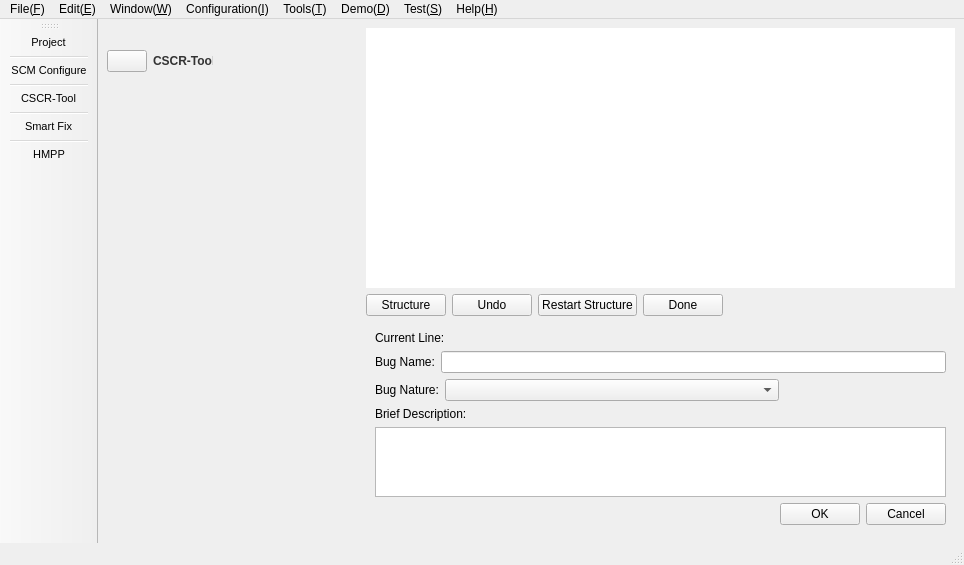
First picture: the form in mainwindow.ui, repository fumeshroomXY/HMPP, before the edit.
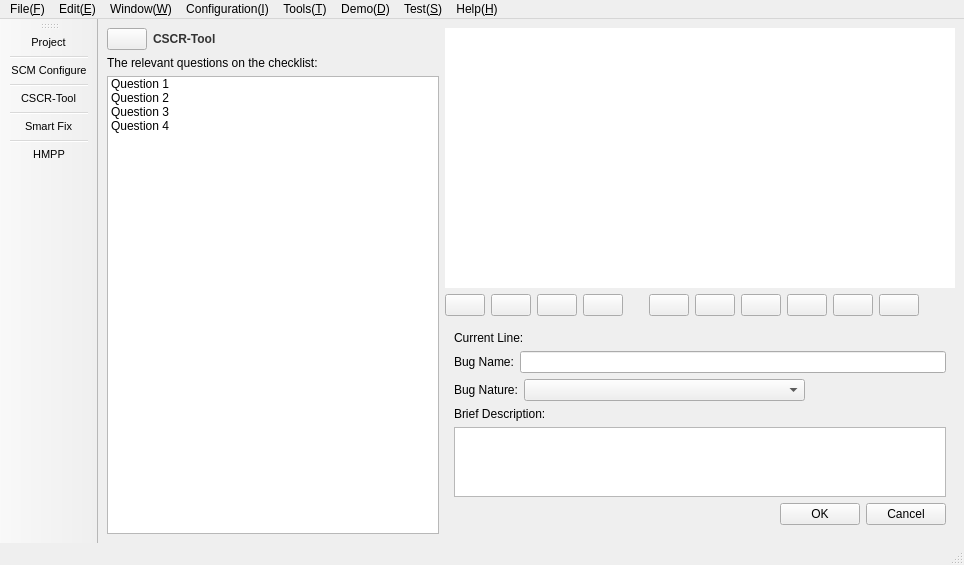
Second picture: the form after the edit. The open tabs and pages were chosen to show the change. Icons and pictures are not drawn. Custom widgets are drawn as their Qt base class.

Commit message: cscr tool ui design, buttons

Diff of the .ui file:
```diff
--- a/mainwindow.ui
+++ b/mainwindow.ui
@@ -14,11 +14,11 @@
    <string>MainWindow</string>
   </property>
   <widget class="QWidget" name="centralwidget">
-   <layout class="QHBoxLayout" name="horizontalLayout" stretch="3,7">
+   <layout class="QGridLayout" name="gridLayout_7">
     <property name="sizeConstraint">
      <enum>QLayout::SetMinimumSize</enum>
     </property>
-    <item>
+    <item row="0" column="0">
      <widget class="QStackedWidget" name="stackedWidgetLeft">
       <property name="lineWidth">
        <number>0</number>
@@ -440,15 +440,22 @@
        </layout>
       </widget>
       <widget class="QWidget" name="pageCodeAnalysis">
-       <widget class="QWidget" name="layoutWidget">
-        <property name="geometry">
-         <rect>
-          <x>0</x>
-          <y>20</y>
-          <width>106</width>
-          <height>26</height>
-         </rect>
+       <layout class="QVBoxLayout" name="verticalLayout_16">
+        <property name="leftMargin">
+         <number>0</number>
         </property>
+        <property name="topMargin">
+         <number>0</number>
+        </property>
+        <property name="rightMargin">
+         <number>0</number>
+        </property>
+        <property name="bottomMargin">
+         <number>0</number>
+        </property>
+        <item>
+         <layout class="QVBoxLayout" name="verticalLayout_15">
+          <item>
         <layout class="QHBoxLayout" name="horizontalLayout_12">
          <item>
           <widget class="QPushButton" name="pushButton_11">
@@ -488,7 +495,41 @@
           </widget>
          </item>
         </layout>
-       </widget>
+          </item>
+          <item>
+           <widget class="QLabel" name="label_10">
+            <property name="text">
+             <string>The relevant questions on the checklist:</string>
+            </property>
+           </widget>
+          </item>
+          <item>
+           <widget class="QListWidget" name="listWidget">
+            <item>
+             <property name="text">
+              <string>Question 1</string>
+             </property>
+            </item>
+            <item>
+             <property name="text">
+              <string>Question 2</string>
+             </property>
+            </item>
+            <item>
+             <property name="text">
+              <string>Question 3</string>
+             </property>
+            </item>
+            <item>
+             <property name="text">
+              <string>Question 4</string>
+             </property>
+            </item>
+           </widget>
+          </item>
+         </layout>
+        </item>
+       </layout>
       </widget>
       <widget class="QWidget" name="pageHMPP">
        <layout class="QGridLayout" name="gridLayout_2">
@@ -800,7 +841,7 @@
       </widget>
      </widget>
     </item>
-    <item>
+    <item row="0" column="1">
      <layout class="QVBoxLayout" name="verticalLayout" stretch="3,1">
       <item>
        <widget class="QMdiArea" name="mdiArea">
@@ -1065,34 +1106,166 @@
                <number>0</number>
               </property>
               <item>
-               <layout class="QHBoxLayout" name="horizontalLayout_13">
+               <layout class="QHBoxLayout" name="horizontalLayout">
                 <item>
-                 <widget class="QPushButton" name="pushButton">
+                 <layout class="QHBoxLayout" name="horizontalLayout_8">
+                  <item>
+                   <widget class="QPushButton" name="buttonStructure">
+                    <property name="toolTip">
+                     <string>Structure the code as a segement</string>
+                    </property>
                   <property name="text">
-                   <string>Structure</string>
-                  </property>
+                     <string/>
+                    </property>
+                    <property name="icon">
+                     <iconset resource="ui_images.qrc">
+                      <normaloff>:/images/toolbar_images/copy.png</normaloff>:/images/toolbar_images/copy.png</iconset>
+                    </property>
                  </widget>
                 </item>
                 <item>
-                 <widget class="QPushButton" name="pushButton_12">
+                   <widget class="QPushButton" name="buttonUndoStructure">
+                    <property name="toolTip">
+                     <string>Undo the structure</string>
+                    </property>
                   <property name="text">
-                   <string>Undo</string>
-                  </property>
+                     <string/>
+                    </property>
+                    <property name="icon">
+                     <iconset resource="ui_images.qrc">
+                      <normaloff>:/images/toolbar_images/undo.png</normaloff>:/images/toolbar_images/undo.png</iconset>
+                    </property>
                  </widget>
                 </item>
                 <item>
-                 <widget class="QPushButton" name="pushButton_13">
+                   <widget class="QPushButton" name="buttonRestartStructure">
+                    <property name="toolTip">
+                     <string>Restart the structure</string>
+                    </property>
                   <property name="text">
-                   <string>Restart Structure</string>
-                  </property>
+                     <string/>
+                    </property>
+                    <property name="icon">
+                     <iconset resource="ui_images.qrc">
+                      <normaloff>:/images/toolbar_images/RestartStructure.png</normaloff>:/images/toolbar_images/RestartStructure.png</iconset>
+                    </property>
                  </widget>
                 </item>
                 <item>
-                 <widget class="QPushButton" name="pushButton_15">
+                   <widget class="QPushButton" name="buttonDoneStructure">
+                    <property name="toolTip">
+                     <string>Finish the structure</string>
+                    </property>
                   <property name="text">
-                   <string>Done</string>
-                  </property>
-                 </widget>
+                     <string/>
+                    </property>
+                    <property name="icon">
+                     <iconset resource="ui_images.qrc">
+                      <normaloff>:/images/toolbar_images/CompleteStructure.png</normaloff>:/images/toolbar_images/CompleteStructure.png</iconset>
+                    </property>
+                   </widget>
+                  </item>
+                  <item>
+                   <spacer name="horizontalSpacer_4">
+                    <property name="orientation">
+                     <enum>Qt::Horizontal</enum>
+                    </property>
+                    <property name="sizeType">
+                     <enum>QSizePolicy::Fixed</enum>
+                    </property>
+                    <property name="sizeHint" stdset="0">
+                     <size>
+                      <width>20</width>
+                      <height>20</height>
+                     </size>
+                    </property>
+                   </spacer>
+                  </item>
+                  <item>
+                   <widget class="QPushButton" name="buttonReviewFromStart">
+                    <property name="toolTip">
+                     <string>Restart reviewing from the first segment</string>
+                    </property>
+                    <property name="text">
+                     <string/>
+                    </property>
+                    <property name="icon">
+                     <iconset resource="ui_images.qrc">
+                      <normaloff>:/images/toolbar_images/RestartFromFirst.png</normaloff>:/images/toolbar_images/RestartFromFirst.png</iconset>
+                    </property>
+                   </widget>
+                  </item>
+                  <item>
+                   <widget class="QPushButton" name="buttonBackToCurrent">
+                    <property name="toolTip">
+                     <string>Back to Current Segement</string>
+                    </property>
+                    <property name="text">
+                     <string/>
+                    </property>
+                    <property name="icon">
+                     <iconset resource="ui_images.qrc">
+                      <normaloff>:/images/toolbar_images/BackToCurrent.png</normaloff>:/images/toolbar_images/BackToCurrent.png</iconset>
+                    </property>
+                   </widget>
+                  </item>
+                  <item>
+                   <widget class="QPushButton" name="buttonCompleteCurrentSegment">
+                    <property name="toolTip">
+                     <string>Complete current segement and move to next</string>
+                    </property>
+                    <property name="text">
+                     <string/>
+                    </property>
+                    <property name="icon">
+                     <iconset resource="ui_images.qrc">
+                      <normaloff>:/images/toolbar_images/CompleteTheSegment.png</normaloff>:/images/toolbar_images/CompleteTheSegment.png</iconset>
+                    </property>
+                   </widget>
+                  </item>
+                  <item>
+                   <widget class="QPushButton" name="buttonGenerateReviewReport">
+                    <property name="toolTip">
+                     <string>Complete review and generate report</string>
+                    </property>
+                    <property name="text">
+                     <string/>
+                    </property>
+                    <property name="icon">
+                     <iconset resource="ui_images.qrc">
+                      <normaloff>:/images/toolbar_images/paste.png</normaloff>:/images/toolbar_images/paste.png</iconset>
+                    </property>
+                   </widget>
+                  </item>
+                  <item>
+                   <widget class="QPushButton" name="buttonPreviousBugDescription">
+                    <property name="toolTip">
+                     <string>View previous bug description</string>
+                    </property>
+                    <property name="text">
+                     <string/>
+                    </property>
+                    <property name="icon">
+                     <iconset resource="ui_images.qrc">
+                      <normaloff>:/images/toolbar_images/previous.png</normaloff>:/images/toolbar_images/previous.png</iconset>
+                    </property>
+                   </widget>
+                  </item>
+                  <item>
+                   <widget class="QPushButton" name="buttonNextBugDescription">
+                    <property name="toolTip">
+                     <string>View next bug description</string>
+                    </property>
+                    <property name="text">
+                     <string/>
+                    </property>
+                    <property name="icon">
+                     <iconset resource="ui_images.qrc">
+                      <normaloff>:/images/toolbar_images/next.png</normaloff>:/images/toolbar_images/next.png</iconset>
+                    </property>
+                   </widget>
+                  </item>
+                 </layout>
                 </item>
                 <item>
                  <spacer name="horizontalSpacer_2">
```
Left out of the diff: 51 changed lines with no effect on the pictures. Lines whose indentation alone changed are shown as unchanged. The commit also changes 16 other files.
